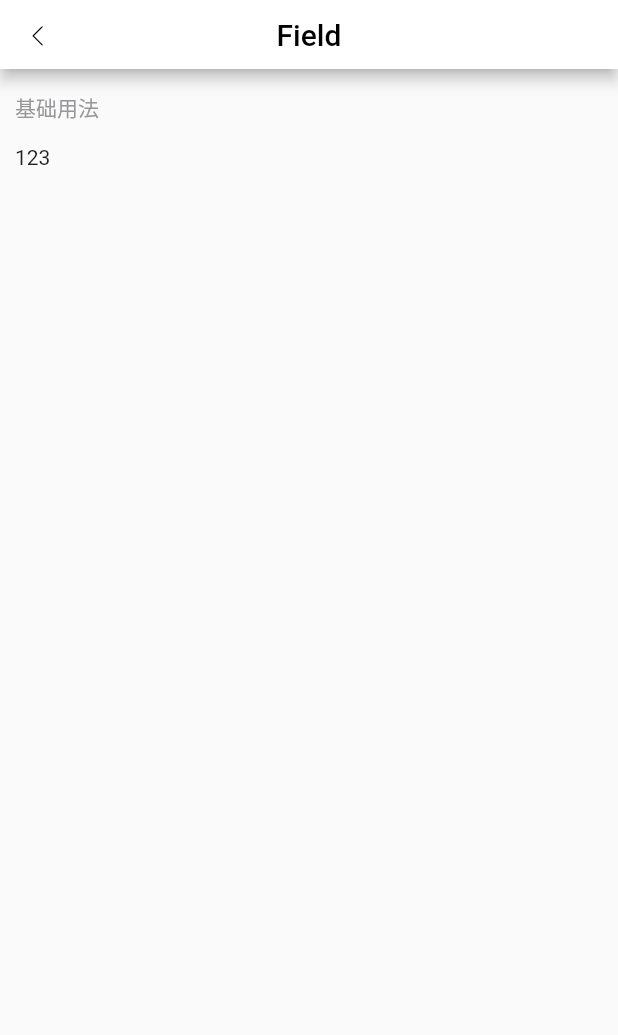
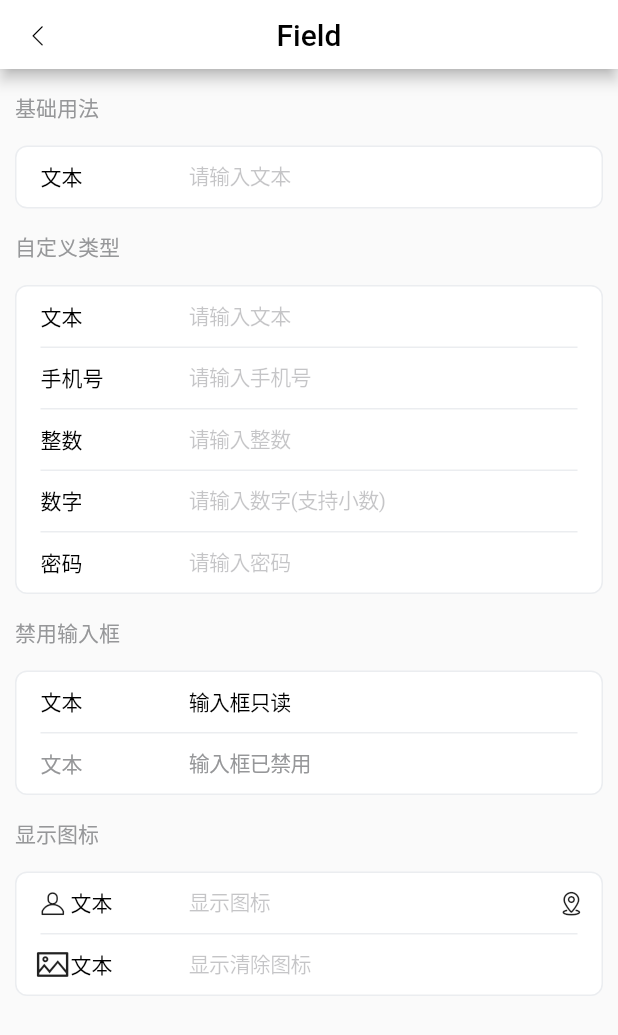
Before and after one commit to oblivioussing/flutter_vant, a Flutter app: the Home screen opened directly, after a tap on "Field 输入框", on a phone screen of 412 x 824 dp. Shown: the top 1035 px of the screen. Run offline on Flutter 3.47's test engine with Material 2 defaults, Android fonts, the phone set to English and light mode, and no system bars; our stand-ins replace cached_network_image, fluttertoast; network calls fail.

Commit message:
输入框

```diff
--- a/example/lib/demo.dart
+++ b/example/lib/demo.dart
@@ -18,7 +18,8 @@ class App extends StatelessWidget {
   @override
   Widget build(BuildContext context) {
     return const MaterialApp(
-      home: Home(),
+      // home: Home(),
+      home: FieldDemo(),
     );
   }
 }
@@ -114,7 +115,7 @@ class HomeState extends State<Home> {
     var map = {
       'button': const ButtonDemo(),
       'cell': const CellDemo(),
-      'field': const Field(),
+      'field': const FieldDemo(),
       'icon': const IconDemo(),
       'image': const ImageDemo(),
       'loading': const LoadingDemo(),
--- a/example/lib/view/cell.dart
+++ b/example/lib/view/cell.dart
@@ -48,7 +48,7 @@ class CellDemoState extends State<CellDemo> {
 
   // 基础用法
   Widget _base() {
-    return const VanCellGroup(
+    return VanCellGroup(
       title: '基础用法',
       children: [
         VanCell(
--- a/example/lib/view/field.dart
+++ b/example/lib/view/field.dart
@@ -3,14 +3,14 @@ import 'package:flutter_vant/vant.dart';
 
 import '/share/index.dart';
 
-class Field extends StatefulWidget {
-  const Field({super.key});
+class FieldDemo extends StatefulWidget {
+  const FieldDemo({super.key});
 
   @override
-  State<Field> createState() => _FieldState();
+  State<FieldDemo> createState() => _FieldDemoState();
 }
 
-class _FieldState extends State<Field> {
+class _FieldDemoState extends State<FieldDemo> {
   @override
   Widget build(BuildContext context) {
     return BaseScaffold(
@@ -18,11 +18,97 @@ class _FieldState extends State<Field> {
       children: [
         TextTitle(text: '基础用法'),
         _base(),
+        TextTitle(text: '自定义类型'),
+        _customType(),
+        TextTitle(text: '禁用输入框'),
+        _disabledInput(),
+        TextTitle(text: '显示图标'),
+        _iconInput(),
       ],
     );
   }
 
   Widget _base() {
-    return Text('123');
+    return VanCellGroup(
+      inset: true,
+      children: [
+        VanField(
+          label: Text('文本'),
+          placeholder: '请输入文本',
+        ),
+      ],
+    );
+  }
+
+  Widget _customType() {
+    return VanCellGroup(
+      inset: true,
+      children: [
+        VanField(
+          label: Text('文本'),
+          placeholder: '请输入文本',
+        ),
+        VanField(
+          keyboardType: TextInputType.phone,
+          label: Text('手机号'),
+          placeholder: '请输入手机号',
+        ),
+        VanField(
+          keyboardType: TextInputType.number,
+          label: Text('整数'),
+          placeholder: '请输入整数',
+        ),
+        VanField(
+          keyboardType: TextInputType.numberWithOptions(decimal: true),
+          label: Text('数字'),
+          placeholder: '请输入数字(支持小数)',
+        ),
+        VanField(
+          label: Text('密码'),
+          obscureText: true,
+          placeholder: '请输入密码',
+        ),
+      ],
+    );
+  }
+
+  Widget _disabledInput() {
+    return VanCellGroup(
+      inset: true,
+      children: [
+        VanField(
+          initialValue: '输入框只读',
+          label: Text('文本'),
+          placeholder: '输入框只读',
+          readOnly: true,
+        ),
+        VanField(
+          disabled: true,
+          initialValue: '输入框已禁用',
+          label: Text('文本'),
+          placeholder: '输入框已禁用',
+        ),
+      ],
+    );
+  }
+
+  Widget _iconInput() {
+    return VanCellGroup(
+      inset: true,
+      children: [
+        VanField(
+          label: Text('文本'),
+          leftIcon: Icon(VanIcon.nickname),
+          placeholder: '显示图标',
+          rightIcon: Icon(VanIcon.address),
+        ),
+        VanField(
+          clearable: true,
+          label: Text('文本'),
+          leftIcon: Icon(VanIcon.photo),
+          placeholder: '显示清除图标',
+        ),
+      ],
+    );
   }
 }
--- a/lib/scene/cell/cell.dart
+++ b/lib/scene/cell/cell.dart
@@ -3,7 +3,6 @@ import 'package:flutter/material.dart';
 import '/scene/icon.dart';
 import '/style/color.dart';
 import '/style/size.dart';
-import '/widget/border.dart';
 
 class VanCell extends StatelessWidget {
   const VanCell({
--- a/lib/scene/cell/cell_group.dart
+++ b/lib/scene/cell/cell_group.dart
@@ -1,20 +1,19 @@
 import 'package:flutter/material.dart';
 
-import '/scene/cell/cell.dart';
 import '/style/color.dart';
 import '/style/size.dart';
 import '/widget/border.dart';
 
 class VanCellGroup extends StatelessWidget {
   const VanCellGroup({
-    this.children = const <VanCell>[],
+    this.children = const [],
     this.backgroundColor = VanColor.white,
     this.title = '',
     this.inset = false,
     this.border = true,
   });
 
-  final List<VanCell> children;
+  final List<Widget> children;
   final Color backgroundColor; // 背景色
   final String title; // 分组标题
   final bool inset; // 是否展示为圆角卡片风格
@@ -33,14 +32,7 @@ class VanCellGroup extends StatelessWidget {
     for (var i = 0; i < children.length; i++) {
       list.add(children[i]);
       if (i < children.length - 1) {
-        list.add(
-          Container(
-            margin: EdgeInsets.only(left: VanPadding.md),
-            decoration: BoxDecoration(
-              border: VanBorder.bottom(),
-            ),
-          ),
-        );
+        list.add(_border());
       }
     }
 
@@ -54,6 +46,7 @@ class VanCellGroup extends StatelessWidget {
             borderRadius: borderRadius,
             color: backgroundColor,
           ),
+          width: double.infinity,
           child: ClipRRect(
             borderRadius: borderRadius,
             child: Column(
@@ -83,4 +76,16 @@ class VanCellGroup extends StatelessWidget {
       ),
     );
   }
+
+  Widget _border() {
+    return Container(
+      margin: EdgeInsets.only(
+        left: VanPadding.md,
+        right: VanPadding.md,
+      ),
+      decoration: BoxDecoration(
+        border: VanBorder.bottom(),
+      ),
+    );
+  }
 }
--- /dev/null
+++ b/lib/scene/field.dart
@@ -0,0 +1,167 @@
+import 'package:flutter/cupertino.dart';
+import 'package:flutter_vant/vant.dart';
+
+class VanField extends StatefulWidget {
+  const VanField({
+    super.key,
+    this.clearable = false,
+    this.controller,
+    this.disabled = false,
+    this.initialValue,
+    this.keyboardType,
+    this.label,
+    this.labelWidth = 100,
+    this.leftIcon,
+    this.obscureText = false,
+    this.placeholder,
+    this.readOnly = false,
+    this.rightIcon,
+    this.onChanged,
+    this.onFieldSubmitted,
+  });
+
+  final bool clearable; // 是否启用清除图标
+  final TextEditingController? controller; // 文本控制器
+  final bool disabled; // 是否禁用输入框
+  final String? initialValue; // 初始值
+  final TextInputType? keyboardType; // 键盘类型
+  final Widget? label; // 输入框左侧文本
+  final double labelWidth; // 左侧文本宽度,默认100
+  final Widget? leftIcon; // 左侧图标或图片
+  final bool obscureText; // 是否为为密码文本
+  final String? placeholder; // 输入框占位提示文字
+  final bool readOnly; // 是否只读
+  final Widget? rightIcon; // 右侧图标或图片
+  final ValueChanged<String>? onChanged; // 文本框输入事件
+  final Function(String)? onFieldSubmitted; // 输入框完成事件
+
+  @override
+  State<VanField> createState() => _VanFieldState();
+}
+
+class _VanFieldState extends State<VanField> {
+  final ValueNotifier<String> currentValue = ValueNotifier('');
+  TextEditingController? controller;
+
+  @override
+  Widget build(BuildContext context) {
+    controller = widget.controller == null
+        ? TextEditingController(text: widget.initialValue ?? '')
+        : widget.controller!;
+    return Container(
+      constraints: BoxConstraints(minHeight: 40),
+      padding: EdgeInsets.only(right: VanPadding.xs),
+      child: Row(
+        children: [
+          _leftWdt(), // 左侧widgt
+          Expanded(
+            child: Column(
+              children: [
+                _contentWdt(), // 正文widgt
+              ],
+            ),
+          ),
+        ],
+      ),
+    );
+  }
+
+  // 左侧widgt
+  Widget _leftWdt() {
+    List<Widget> list = [];
+    var hasLabel = widget.label != null;
+    var hasIcon = widget.leftIcon != null;
+    if (!hasLabel && !hasIcon) {
+      return SizedBox.shrink();
+    } else {
+      list.add(SizedBox(width: VanPadding.sm));
+    }
+    if (hasIcon) {
+      list.add(widget.leftIcon!);
+    }
+    if (hasLabel) {
+      double size = hasIcon ? 0 : VanPadding.base;
+      list.add(
+        DefaultTextStyle(
+          style: TextStyle(
+            color: widget.disabled ? VanColor.gray6 : VanColor.black,
+          ),
+          child: Padding(
+            padding: EdgeInsets.only(left: size),
+            child: widget.label,
+          ),
+        ),
+      );
+    }
+    return Container(
+      width: widget.labelWidth,
+      child: Row(
+        children: list,
+      ),
+    );
+  }
+
+  // 正文widgt
+  Widget _contentWdt() {
+    List<Widget> list = [
+      Expanded(child: _inputWdt()),
+    ];
+    // clearable
+    if (widget.clearable) {
+      list.add(_clearableWdt());
+    }
+    // 右侧icon
+    if (widget.rightIcon != null) {
+      list.add(widget.rightIcon!);
+    }
+    return Row(
+      children: list,
+    );
+  }
+
+  // 清除icon widget
+  Widget _clearableWdt() {
+    return ValueListenableBuilder(
+      builder: (context, value, child) {
+        if (value.isEmpty) {
+          return SizedBox.shrink();
+        }
+        return GestureDetector(
+          child: Icon(
+            VanIcon.clear,
+            color: VanColor.gray5,
+            size: VanFontSize.xs * 2,
+          ),
+          onTap: () {
+            currentValue.value = '';
+            controller!.value = TextEditingValue(text: '');
+          },
+        );
+      },
+      valueListenable: currentValue,
+    );
+  }
+
+  // 输入框
+  Widget _inputWdt() {
+    return CupertinoTextFormFieldRow(
+      controller: controller,
+      keyboardType: widget.keyboardType,
+      obscureText: widget.obscureText,
+      padding: EdgeInsets.only(left: VanPadding.xs),
+      placeholder: widget.placeholder,
+      readOnly: widget.disabled ? true : widget.readOnly,
+      style: TextStyle(
+        color: widget.disabled ? VanColor.gray6 : null,
+        fontSize: VanFontSize.md,
+      ),
+      onChanged: (value) {
+        currentValue.value = value;
+        if (widget.onChanged != null) {
+          widget.onChanged!(value);
+        }
+      },
+      onFieldSubmitted: widget.onFieldSubmitted,
+    );
+  }
+}
--- a/lib/scene/icon.dart
+++ b/lib/scene/icon.dart
@@ -81,4 +81,9 @@ class VanIcon {
     fontFamily: 'iconfont',
     fontPackage: 'flutter_vant',
   );
+  static const IconData clear = IconData(
+    0xe69a,
+    fontFamily: 'iconfont',
+    fontPackage: 'flutter_vant',
+  );
 }
--- a/lib/vant.dart
+++ b/lib/vant.dart
@@ -4,6 +4,7 @@ export './scene/button.dart';
 export './scene/cell/cell.dart';
 export './scene/cell/cell_group.dart';
 export './scene/empty.dart';
+export './scene/field.dart';
 export './scene/icon.dart';
 export './scene/image.dart';
 export './scene/list.dart';
```
Also changed, not shown: font/iconfont.ttf.
